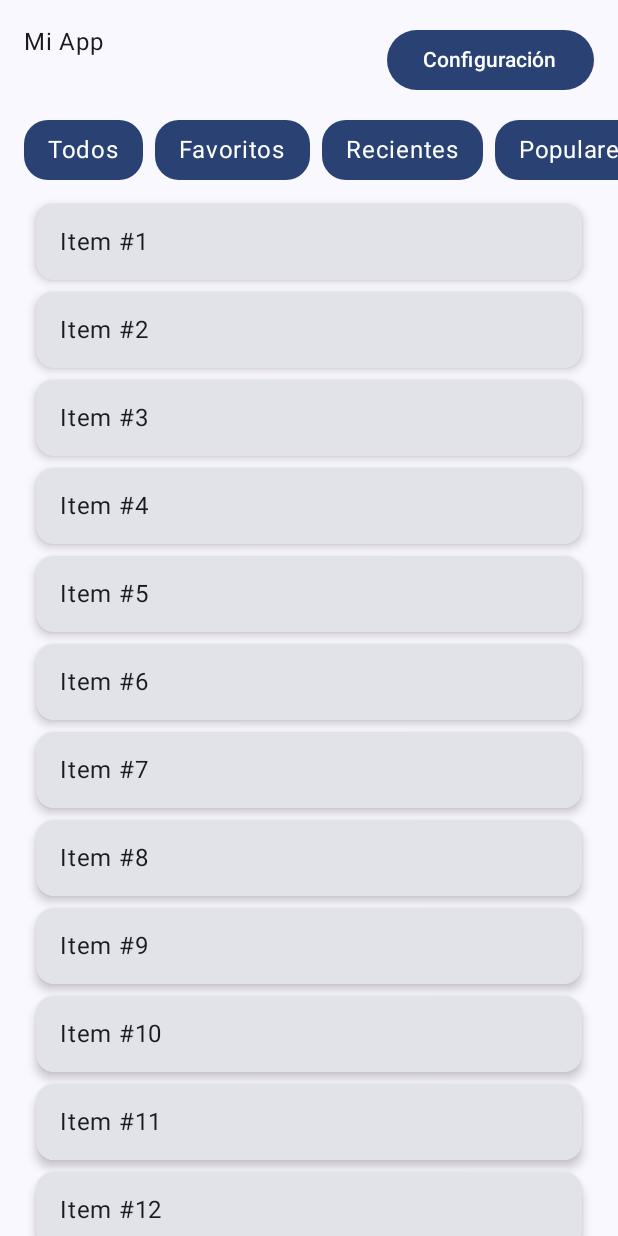
After one commit to AntoniaPuertas/InterfacesCompose, an Android app built with Jetpack Compose: the ContenedoresActivity screen opened directly, with no data from a screen before it, on a phone screen of 412 x 824 dp. The commit adds this screen. Run offline under Robolectric (Android 15) with nearby library versions, the phone set to English and light mode, and no system bars.

Commit message:
activities: contenedores, scrool, image

```diff
--- a/app/build.gradle.kts
+++ b/app/build.gradle.kts
@@ -50,6 +50,8 @@ dependencies {
     implementation(libs.androidx.compose.ui.tooling.preview)
     implementation(libs.androidx.compose.material3)
     implementation(libs.androidx.navigation.compose)
+    implementation(libs.ads.mobile.sdk)
+    implementation("com.github.bumptech.glide:compose:1.0.0-beta01")
     testImplementation(libs.junit)
     androidTestImplementation(libs.androidx.junit)
     androidTestImplementation(libs.androidx.espresso.core)
@@ -57,4 +59,5 @@ dependencies {
     androidTestImplementation(libs.androidx.compose.ui.test.junit4)
     debugImplementation(libs.androidx.compose.ui.tooling)
     debugImplementation(libs.androidx.compose.ui.test.manifest)
+
 }
--- /dev/null
+++ b/app/src/main/java/com/example/holamundo/ContenedoresActivity.kt
@@ -0,0 +1,138 @@
+package com.example.holamundo
+
+import android.os.Bundle
+import androidx.activity.ComponentActivity
+import androidx.activity.compose.setContent
+import androidx.activity.enableEdgeToEdge
+import androidx.compose.foundation.layout.Arrangement
+import androidx.compose.foundation.layout.Column
+import androidx.compose.foundation.layout.PaddingValues
+import androidx.compose.foundation.layout.Row
+import androidx.compose.foundation.layout.fillMaxSize
+import androidx.compose.foundation.layout.fillMaxWidth
+import androidx.compose.foundation.layout.padding
+import androidx.compose.foundation.lazy.LazyColumn
+import androidx.compose.foundation.lazy.LazyRow
+import androidx.compose.foundation.lazy.items
+import androidx.compose.foundation.shape.RoundedCornerShape
+import androidx.compose.material3.Button
+import androidx.compose.material3.Card
+import androidx.compose.material3.CardDefaults
+import androidx.compose.material3.MaterialTheme
+import androidx.compose.material3.Scaffold
+import androidx.compose.material3.Surface
+import androidx.compose.material3.Text
+import androidx.compose.runtime.Composable
+import androidx.compose.ui.Modifier
+import androidx.compose.ui.graphics.Color
+import androidx.compose.ui.tooling.preview.Preview
+import androidx.compose.ui.unit.dp
+import com.example.holamundo.ui.theme.HolaMundoTheme
+
+class ContenedoresActivity : ComponentActivity() {
+    override fun onCreate(savedInstanceState: Bundle?) {
+        super.onCreate(savedInstanceState)
+        enableEdgeToEdge()
+        setContent {
+            HolaMundoTheme {
+                Scaffold(modifier = Modifier.fillMaxSize()) { innerPadding ->
+                    CompleteLayout(
+                        modifier = Modifier.padding(innerPadding)
+                    )
+                }
+            }
+        }
+    }
+}
+/**
+ * Define la estructura completa de la interfaz de usuario para la pantalla principal.
+ *
+ * Esta función Composable organiza varios elementos de la UI en una disposición vertical (`Column`):
+ * 1.  **Encabezado (`Row`):** Muestra el título de la aplicación y un botón de "Configuración".
+ *     Los elementos dentro del encabezado están distribuidos horizontalmente.
+ * 2.  **Lista de Categorías (`LazyRow`):** Una lista horizontal de "chips" o etiquetas de categorías
+ *     que permite el desplazamiento.
+ * 3.  **Lista Principal de Ítems (`LazyColumn`):** Una lista vertical de tarjetas (`ItemCard`)
+ *     que ocupa el espacio restante de la pantalla y permite el desplazamiento.
+ *
+ * @param modifier El [Modifier] que se aplicará al `Column` raíz de este layout.
+ *                 Por defecto es [Modifier]. Se utiliza para pasar paddings (como los `innerPadding`
+ *                 de un `Scaffold`) u otras configuraciones de layout desde el llamador.
+ */
+@Composable
+fun CompleteLayout(modifier: Modifier = Modifier) {
+    Column {
+        // Header con elementos horizontales
+        Row(
+            modifier = Modifier
+                .fillMaxWidth()
+                .padding(16.dp),
+            horizontalArrangement = Arrangement.SpaceBetween
+        ) {
+            Text("Mi App")
+            Button(onClick = {}) {
+                Text("Configuración")
+            }
+        }
+
+        // Lista de categorías horizontal
+        LazyRow(
+            contentPadding = PaddingValues(horizontal = 16.dp),
+            horizontalArrangement = Arrangement.spacedBy(8.dp)
+        ) {
+            items(listOf("Todos", "Favoritos", "Recientes", "Populares", "Destacados")) { category ->
+                CategoryChip(category)
+            }
+        }
+
+        // Lista principal vertical
+        LazyColumn(
+            modifier = Modifier.weight(1f),
+            contentPadding = PaddingValues(16.dp),
+            verticalArrangement = Arrangement.spacedBy(8.dp)
+        ) {
+            items(20) { index ->
+                ItemCard("Item #${index + 1}")
+            }
+        }
+    }
+}
+
+@Composable
+fun CategoryChip(text: String, modifier: Modifier = Modifier) {
+    Surface(
+        modifier = modifier,
+        shape = RoundedCornerShape(16.dp),
+        color = MaterialTheme.colorScheme.primary
+    ) {
+        Text(
+            text = text,
+            modifier = Modifier.padding(horizontal = 16.dp, vertical = 8.dp),
+            color = Color.White
+        )
+    }
+}
+
+@Composable
+fun ItemCard(text: String) {
+    Card(
+        modifier = Modifier
+            .fillMaxWidth()
+            .padding(horizontal = 8.dp),
+        elevation = CardDefaults.cardElevation(defaultElevation = 4.dp)
+    ) {
+        Text(
+            text = text,
+            modifier = Modifier.padding(16.dp),
+            style = MaterialTheme.typography.bodyLarge
+        )
+    }
+}
+
+@Preview(showBackground = true)
+@Composable
+fun CompleteLayoutPreview() {
+    HolaMundoTheme {
+        CompleteLayout()
+    }
+}
--- /dev/null
+++ b/app/src/main/res/drawable/baseline_cloud_download_24.xml
@@ -0,0 +1,5 @@
+<vector xmlns:android="http://schemas.android.com/apk/res/android" android:height="24dp" android:tint="#000000" android:viewportHeight="24" android:viewportWidth="24" android:width="24dp">
+
+    <path android:fillColor="@android:color/white" android:pathData="M19.35,10.04C18.67,6.59 15.64,4 12,4 9.11,4 6.6,5.64 5.35,8.04 2.34,8.36 0,10.91 0,14c0,3.31 2.69,6 6,6h13c2.76,0 5,-2.24 5,-5 0,-2.64 -2.05,-4.78 -4.65,-4.96zM17,13l-5,5 -5,-5h3V9h4v4h3z"/>
+
+</vector>
--- /dev/null
+++ b/app/src/main/res/drawable/outline_account_circle_off_24.xml
@@ -0,0 +1,5 @@
+<vector xmlns:android="http://schemas.android.com/apk/res/android" android:height="24dp" android:tint="#000000" android:viewportHeight="960" android:viewportWidth="960" android:width="24dp">
+
+    <path android:fillColor="@android:color/white" android:pathData="M538,422L538,422Q538,422 538,422Q538,422 538,422Q538,422 538,422Q538,422 538,422Q538,422 538,422Q538,422 538,422ZM424,536Q424,536 424,536Q424,536 424,536L424,536Q424,536 424,536Q424,536 424,536Q424,536 424,536Q424,536 424,536ZM480,800Q531,800 578,784.5Q625,769 666,740Q625,711 578,695.5Q531,680 480,680Q429,680 382,695.5Q335,711 294,740Q335,769 382,784.5Q429,800 480,800ZM586,472L529,415Q534,407 537,398Q540,389 540,380Q540,355 522.5,337.5Q505,320 480,320Q471,320 462,323Q453,326 445,331L388,274Q407,257 430.5,248.5Q454,240 480,240Q538,240 579,281Q620,322 620,380Q620,406 611.5,429.5Q603,453 586,472ZM814,700L756,642Q778,605 789,564Q800,523 800,480Q800,346 707,253Q614,160 480,160Q437,160 396,171Q355,182 318,204L260,146Q309,114 365,97Q421,80 480,80Q563,80 636,111.5Q709,143 763,197Q817,251 848.5,324Q880,397 880,480Q880,539 863,595Q846,651 814,700ZM480,880Q397,880 324,848.5Q251,817 197,763Q143,709 111.5,636Q80,563 80,480Q80,421 96.5,365Q113,309 145,259L27,140L84,83L876,875L819,932L204,318Q182,355 171,396Q160,437 160,480Q160,537 179,589Q198,641 234,684Q288,643 350.5,621.5Q413,600 480,600Q518,600 556,608Q594,616 630,630L763,763Q706,820 633,850Q560,880 480,880Z"/>
+
+</vector>
--- a/app/src/main/res/values/strings.xml
+++ b/app/src/main/res/values/strings.xml
@@ -7,4 +7,8 @@
     <string name="title_activity_inicio">InicioActivity</string>
     <string name="title_activity_estados">EstadosActivity</string>
     <string name="title_activity_avatar2">Avatar2Activity</string>
+    <string name="title_activity_contenedores">ContenedoresActivity</string>
+    <string name="title_activity_lazy_column">LazyColumnActivity</string>
+    <string name="title_activity_control_scroll">ControlScrollActivity</string>
+    <string name="title_activity_image">ImageActivity</string>
 </resources>
--- a/gradle/libs.versions.toml
+++ b/gradle/libs.versions.toml
@@ -9,6 +9,7 @@ lifecycleRuntimeKtx = "2.6.1"
 activityCompose = "1.8.0"
 composeBom = "2024.09.00"
 navigationCompose = "2.9.4"
+adsMobileSdk = "0.20.0-beta01"
 
 [libraries]
 androidx-core-ktx = { group = "androidx.core", name = "core-ktx", version.ref = "coreKtx" }
@@ -26,6 +27,7 @@ androidx-compose-ui-test-manifest = { group = "androidx.compose.ui", name = "ui-
 androidx-compose-ui-test-junit4 = { group = "androidx.compose.ui", name = "ui-test-junit4" }
 androidx-compose-material3 = { group = "androidx.compose.material3", name = "material3" }
 androidx-navigation-compose = { group = "androidx.navigation", name = "navigation-compose", version.ref = "navigationCompose" }
+ads-mobile-sdk = { group = "com.google.android.libraries.ads.mobile.sdk", name = "ads-mobile-sdk", version.ref = "adsMobileSdk" }
 
 [plugins]
 android-application = { id = "com.android.application", version.ref = "agp" }
```
Also changed, not shown: app/src/main/AndroidManifest.xml (+32 -8 lines), app/src/main/java/com/example/holamundo/ControlScrollActivity.kt (added, +147 -0 lines), app/src/main/java/com/example/holamundo/ImageActivity.kt (added, +60 -0 lines), app/src/main/java/com/example/holamundo/LazyColumnActivity.kt (added, +105 -0 lines).
